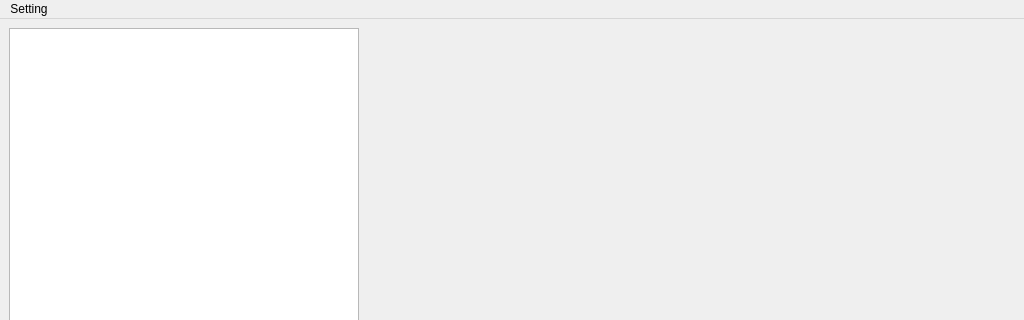
The window that mainwindow.ui (zhang846682029/BatteryWatch) describes before a commit, drawn with Qt 5; both pictures show x 0 to 1024 and y 0 to 320 of the 1024 by 720 pixel window.
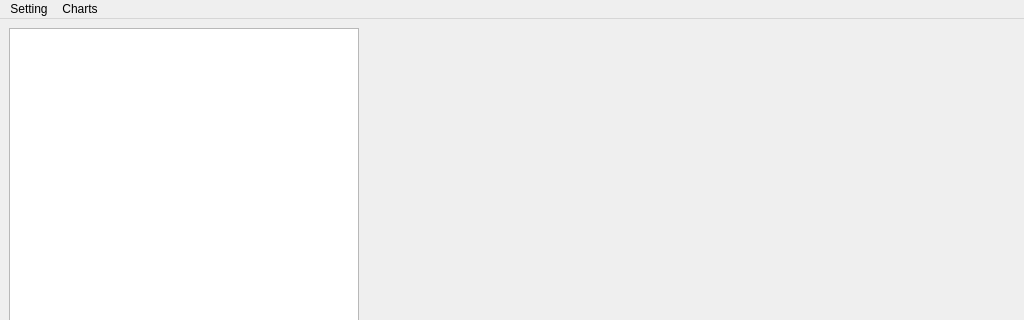
The same window after the commit. Icons and pictures are not drawn. Custom widgets are drawn as their Qt base class.

Commit message:
chart: curve of properties
1. 电池各种参数的数据曲线
2. 可以指定起止时间

Diff of the .ui file:
```diff
--- a/mainwindow.ui
+++ b/mainwindow.ui
@@ -163,9 +163,15 @@
     <addaction name="actionDeviceEditor"/>
     <addaction name="separator"/>
     <addaction name="actionEventEditor"/>
+   </widget>
+   <widget class="QMenu" name="menuDate">
+    <property name="title">
+     <string>Charts</string>
+    </property>
     <addaction name="actionEventMore"/>
    </widget>
    <addaction name="menu"/>
+   <addaction name="menuDate"/>
   </widget>
   <action name="actionGroupEditor">
    <property name="text">
```
Left out of the diff: 9 changed lines with no effect on the pictures. The commit also changes 9 other files.
